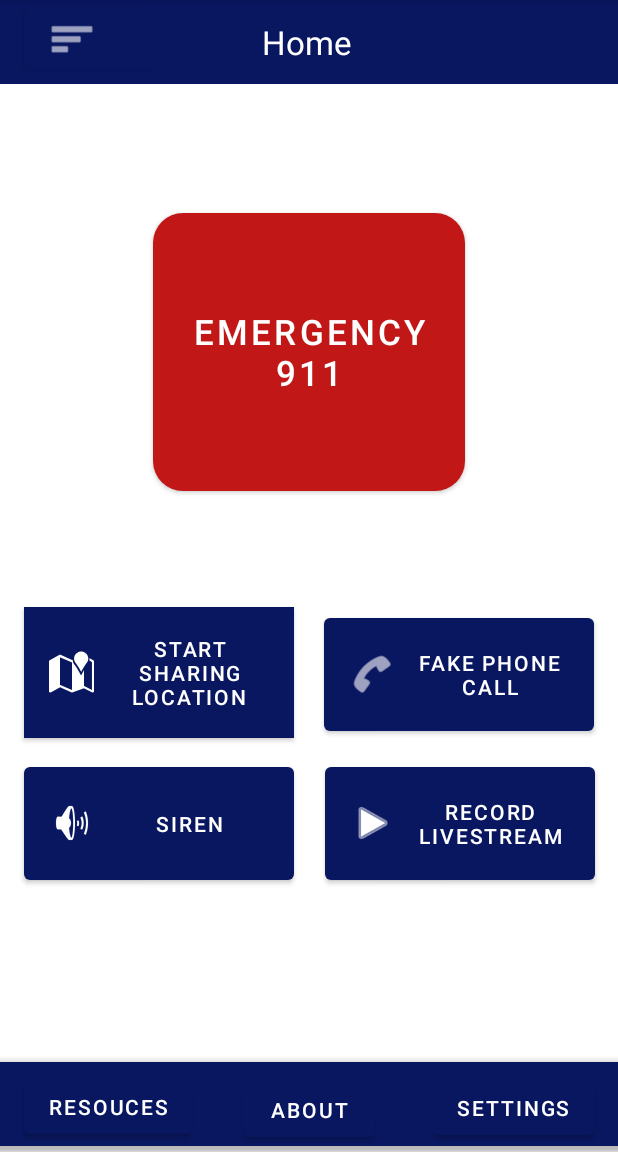
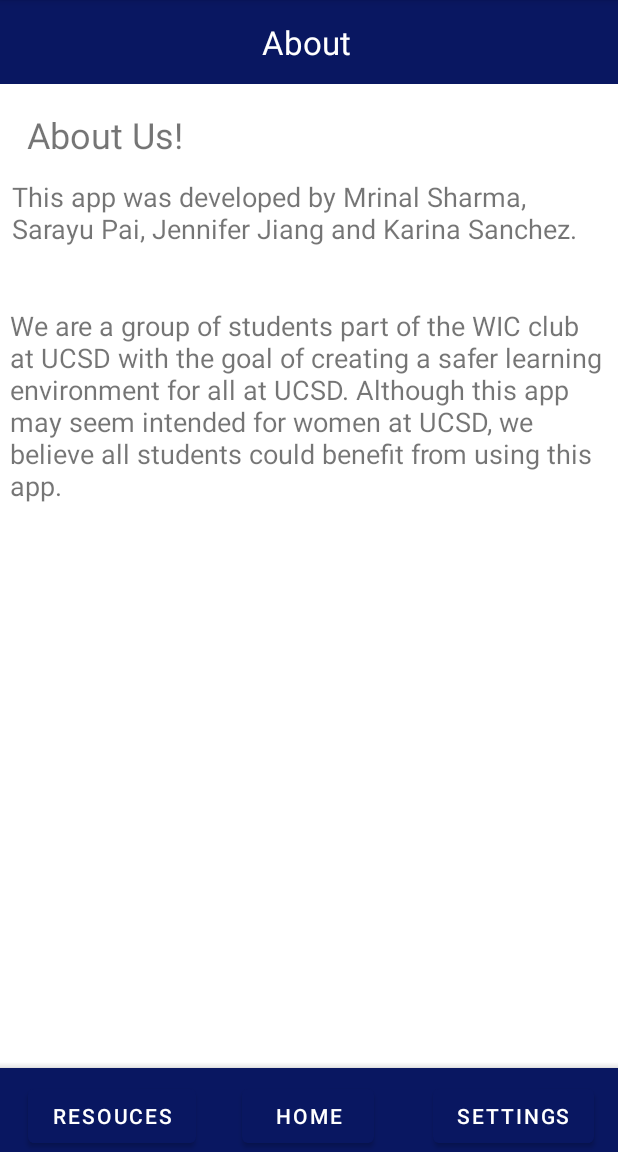
Before and after one commit to karinasanchez04/WIC-Project, an Android app: the screen it shows after launch (MainActivity), on a phone screen of 412 x 824 dp, the part 84-1236 px from its top. Run offline under Robolectric (Android 15) with nearby library versions, the phone set to English and light mode, and no system bars.

Commit message:
added mrinals login screen and an about page

```diff
--- a/app/src/main/java/com/example/myapplication2/MainActivity.java
+++ b/app/src/main/java/com/example/myapplication2/MainActivity.java
@@ -9,6 +9,6 @@ public class MainActivity extends AppCompatActivity {
     @Override
     protected void onCreate(Bundle savedInstanceState) {
         super.onCreate(savedInstanceState);
-        setContentView(R.layout.activity_main);
+        setContentView(R.layout.about_screen);
     }
 }
--- /dev/null
+++ b/app/src/main/res/layout/about_screen.xml
@@ -0,0 +1,115 @@
+<?xml version="1.0" encoding="utf-8"?>
+<androidx.constraintlayout.widget.ConstraintLayout
+    xmlns:android="http://schemas.android.com/apk/res/android"
+    xmlns:app="http://schemas.android.com/apk/res-auto"
+    xmlns:tools="http://schemas.android.com/tools"
+    android:layout_width="match_parent"
+    android:layout_height="match_parent">
+
+    <Button
+        android:id="@+id/button5"
+        android:layout_width="wrap_content"
+        android:layout_height="wrap_content"
+        android:layout_marginEnd="16dp"
+        android:layout_marginRight="16dp"
+        android:text="Settings"
+        app:backgroundTint="#091761"
+        app:layout_constraintBottom_toBottomOf="parent"
+        app:layout_constraintEnd_toEndOf="parent"
+        app:layout_constraintTop_toTopOf="parent"
+        app:layout_constraintVertical_bias="1.0" />
+
+    <Button
+        android:id="@+id/button4"
+        android:layout_width="wrap_content"
+        android:layout_height="wrap_content"
+        android:text="Home"
+        app:backgroundTint="#091761"
+        app:layout_constraintBottom_toBottomOf="@+id/bottomAppBar2"
+        app:layout_constraintEnd_toEndOf="@+id/bottomAppBar2"
+        app:layout_constraintHorizontal_bias="0.498"
+        app:layout_constraintStart_toStartOf="@+id/bottomAppBar2"
+        app:layout_constraintTop_toTopOf="@+id/toolbar"
+        app:layout_constraintVertical_bias="1.0" />
+
+    <Button
+        android:id="@+id/button3"
+        android:layout_width="wrap_content"
+        android:layout_height="wrap_content"
+        android:text="Resouces"
+        app:backgroundTint="#091761"
+        app:layout_constraintBottom_toBottomOf="parent"
+        app:layout_constraintEnd_toEndOf="parent"
+        app:layout_constraintHorizontal_bias="0.062"
+        app:layout_constraintStart_toStartOf="parent"
+        app:layout_constraintTop_toTopOf="parent"
+        app:layout_constraintVertical_bias="1.0" />
+
+    <com.google.android.material.bottomappbar.BottomAppBar
+        android:id="@+id/bottomAppBar2"
+        style="@style/Widget.MaterialComponents.BottomAppBar.Colored"
+        android:layout_width="match_parent"
+        android:layout_height="wrap_content"
+        android:layout_gravity="bottom"
+        app:backgroundTint="#091761"
+        app:layout_constraintBottom_toBottomOf="parent"
+        app:layout_constraintTop_toTopOf="parent"
+        app:layout_constraintVertical_bias="1.0"
+        tools:ignore="BottomAppBar"
+        tools:layout_editor_absoluteX="-47dp" />
+
+    <androidx.appcompat.widget.Toolbar
+        android:id="@+id/toolbar"
+        android:layout_width="match_parent"
+        android:layout_height="wrap_content"
+        android:background="#091761"
+        android:minHeight="?attr/actionBarSize"
+        android:theme="?attr/actionBarTheme"
+        app:layout_constraintBottom_toBottomOf="parent"
+        app:layout_constraintTop_toTopOf="parent"
+        app:layout_constraintVertical_bias="0.0"
+        app:title="About"
+        app:titleMarginStart="175dp"
+        app:titleTextAppearance="@style/TextAppearance.AppCompat.Large"
+        tools:layout_editor_absoluteX="0dp" />
+
+    <TextView
+        android:id="@+id/textView"
+        android:layout_width="151dp"
+        android:layout_height="39dp"
+        android:text="About Us!"
+        android:textSize="24sp"
+        app:layout_constraintBottom_toBottomOf="parent"
+        app:layout_constraintEnd_toEndOf="parent"
+        app:layout_constraintHorizontal_bias="0.07"
+        app:layout_constraintStart_toStartOf="parent"
+        app:layout_constraintTop_toTopOf="parent"
+        app:layout_constraintVertical_bias="0.101" />
+
+    <TextView
+        android:id="@+id/textView2"
+        android:layout_width="391dp"
+        android:layout_height="85dp"
+        android:text="This app was developed by Mrinal Sharma, Sarayu Pai, Jennifer Jiang and Karina Sanchez. "
+        android:textSize="18dp"
+        app:layout_constraintBottom_toBottomOf="@+id/button4"
+        app:layout_constraintEnd_toEndOf="parent"
+        app:layout_constraintHorizontal_bias="0.371"
+        app:layout_constraintStart_toStartOf="parent"
+        app:layout_constraintTop_toTopOf="parent"
+        app:layout_constraintVertical_bias="0.174" />
+
+    <TextView
+        android:id="@+id/textView3"
+        android:layout_width="395dp"
+        android:layout_height="149dp"
+        android:text="We are a group of students part of the WIC club at UCSD with the goal of creating a safer learning environment for all at UCSD. Although this app may seem intended for women at UCSD, we believe all students could benefit from using this app."
+        android:textSize="18dp"
+        app:layout_constraintBottom_toBottomOf="@+id/bottomAppBar2"
+        app:layout_constraintEnd_toEndOf="parent"
+        app:layout_constraintHorizontal_bias="0.385"
+        app:layout_constraintStart_toStartOf="parent"
+        app:layout_constraintTop_toTopOf="parent"
+        app:layout_constraintVertical_bias="0.331" />
+
+</androidx.constraintlayout.widget.ConstraintLayout>
--- a/app/src/main/res/layout/activity_main.xml
+++ b/app/src/main/res/layout/activity_main.xml
@@ -81,19 +81,6 @@
         app:titleTextAppearance="@style/TextAppearance.AppCompat.Large"
         tools:layout_editor_absoluteX="0dp" />
 
-    <Button
-        android:id="@+id/button11"
-        android:layout_width="wrap_content"
-        android:layout_height="wrap_content"
-        android:layout_marginStart="16dp"
-        android:layout_marginLeft="16dp"
-        app:backgroundTint="#091761"
-        app:icon="@android:drawable/ic_menu_sort_by_size"
-        app:layout_constraintBottom_toBottomOf="parent"
-        app:layout_constraintStart_toStartOf="parent"
-        app:layout_constraintTop_toTopOf="parent"
-        app:layout_constraintVertical_bias="0.0" />
-
     <com.google.android.material.bottomappbar.BottomAppBar
         android:id="@+id/bottomAppBar"
         style="@style/Widget.MaterialComponents.BottomAppBar.Colored"
@@ -103,7 +90,7 @@
         app:backgroundTint="#091761"
         app:layout_constraintBottom_toBottomOf="parent"
         app:layout_constraintTop_toTopOf="parent"
-        app:layout_constraintVertical_bias="0.994"
+        app:layout_constraintVertical_bias="1.0"
         tools:ignore="BottomAppBar"
         tools:layout_editor_absoluteX="0dp" />
 
@@ -113,12 +100,11 @@
         android:layout_height="wrap_content"
         android:layout_marginStart="16dp"
         android:layout_marginLeft="16dp"
+        android:layout_marginBottom="4dp"
         android:text="Resouces"
         app:backgroundTint="#091761"
         app:layout_constraintBottom_toBottomOf="parent"
-        app:layout_constraintStart_toStartOf="parent"
-        app:layout_constraintTop_toTopOf="@+id/button11"
-        app:layout_constraintVertical_bias="0.992" />
+        app:layout_constraintStart_toStartOf="parent" />
 
     <Button
         android:id="@+id/button13"
@@ -141,9 +127,10 @@
         app:backgroundTint="#091761"
         app:layout_constraintBottom_toBottomOf="@+id/bottomAppBar"
         app:layout_constraintEnd_toEndOf="@+id/bottomAppBar"
+        app:layout_constraintHorizontal_bias="0.498"
         app:layout_constraintStart_toStartOf="parent"
         app:layout_constraintTop_toTopOf="parent"
-        app:layout_constraintVertical_bias="1.0" />
+        app:layout_constraintVertical_bias="0.992" />
 
     <Button
         android:id="@+id/button2"
```
Also changed, not shown: app/src/main/res/layout/login_screen.xml (added, +142 -0 lines).
